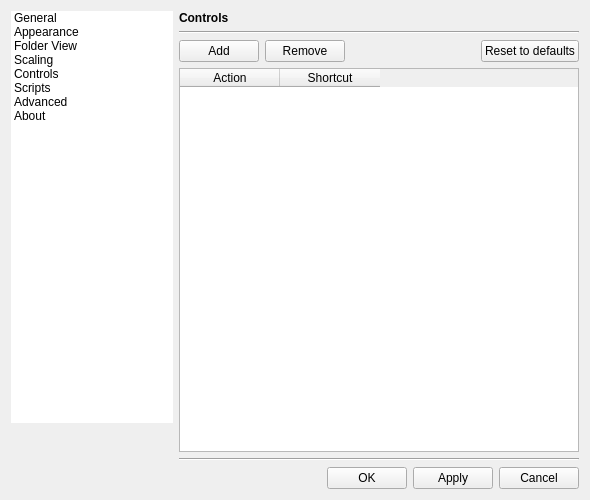
First picture: the form in gui/dialogs/settingsdialog.ui, repository do-i/thumbgrid, before the edit.
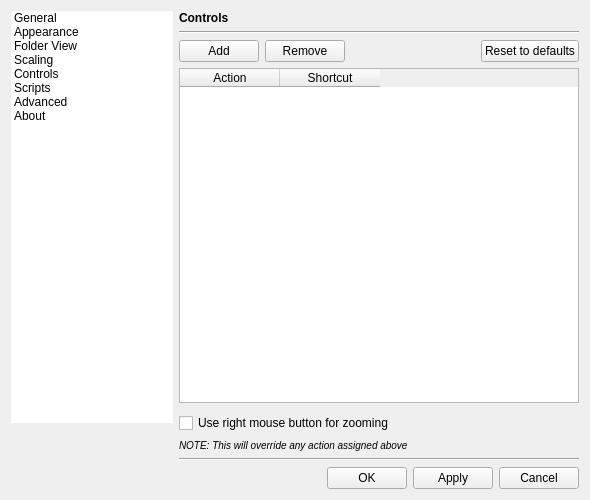
Second picture: the form after the edit. The open tabs and pages were chosen to show the change. Custom widgets are drawn as their Qt base class.

Commit message: Some mouse input handling changes

```diff
--- a/gui/dialogs/settingsdialog.ui
+++ b/gui/dialogs/settingsdialog.ui
@@ -2200,6 +2200,36 @@
              </column>
             </widget>
            </item>
+           <item>
+            <spacer name="verticalSpacer_15">
+             <property name="orientation">
+              <enum>Qt::Vertical</enum>
+             </property>
+             <property name="sizeType">
+              <enum>QSizePolicy::Fixed</enum>
+             </property>
+             <property name="sizeHint" stdset="0">
+              <size>
+               <width>20</width>
+               <height>4</height>
+              </size>
+             </property>
+            </spacer>
+           </item>
+           <item>
+            <widget class="QCheckBox" name="rightButtonZoomCheckBox">
+             <property name="text">
+              <string>Use right mouse button for zooming</string>
+             </property>
+            </widget>
+           </item>
+           <item>
+            <widget class="QLabel" name="label_21">
+             <property name="text">
+              <string>&lt;i&gt;&lt;small&gt;NOTE: This will override any action assigned above&lt;/small&gt;&lt;/i&gt;</string>
+             </property>
+            </widget>
+           </item>
           </layout>
          </widget>
          <widget class="QWidget" name="Scripts">
```
The commit also changes 11 other files.
